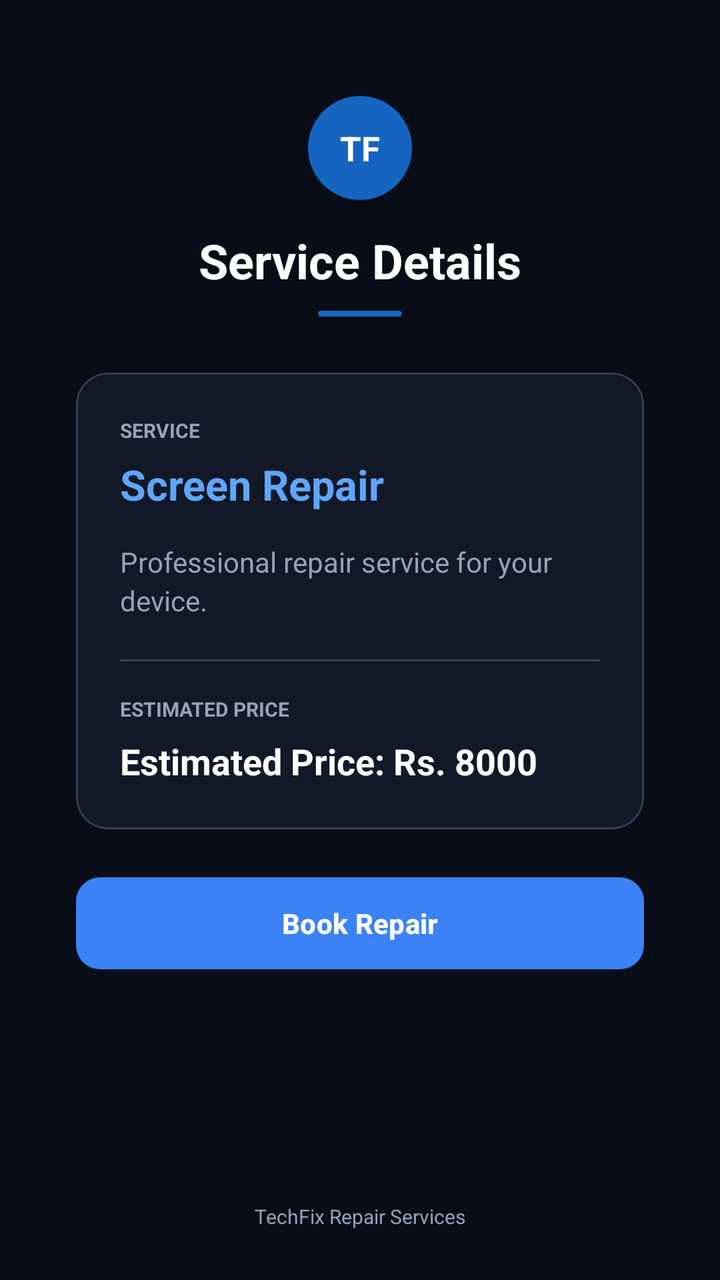
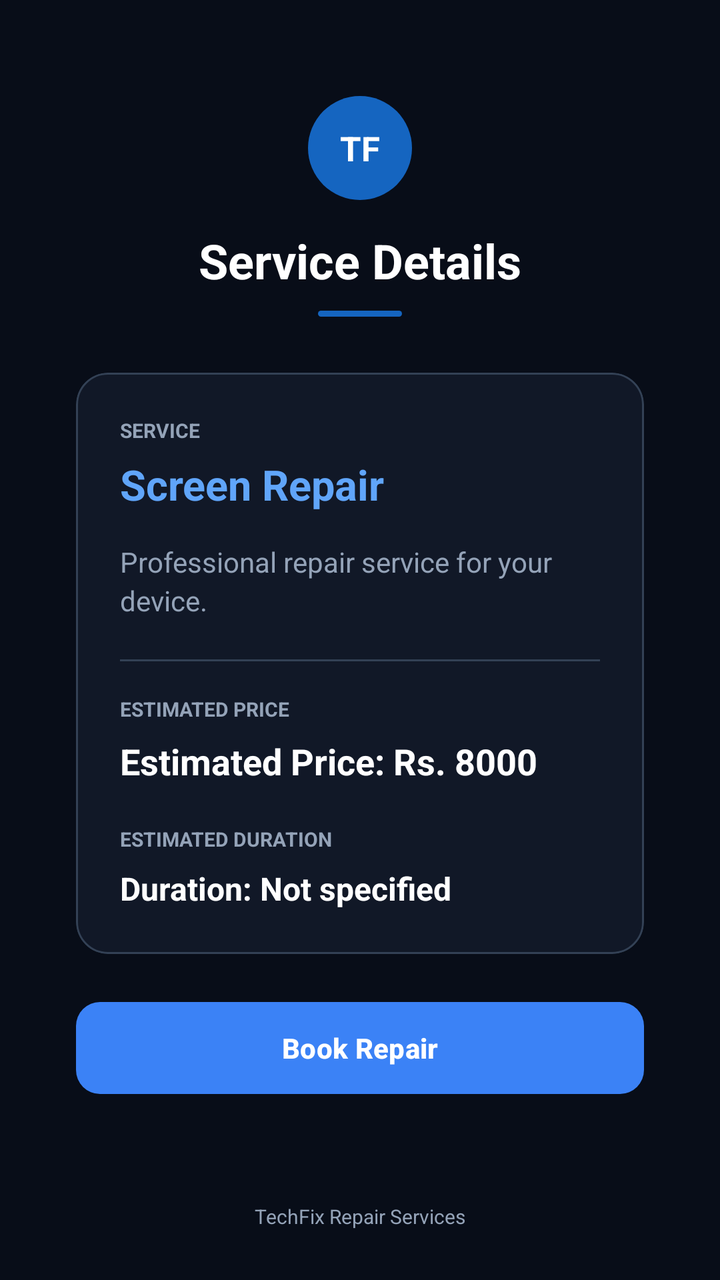

Screens rendered from an Android XML layout before and after an edit, with the pre-edit source and the edit as a unified diff.
<!-- AndroidManifest.xml: application theme Theme.TechFix -->
<!-- res/layout/activity_service_details.xml -->
﻿<?xml version="1.0" encoding="utf-8"?>

<androidx.constraintlayout.widget.ConstraintLayout
    xmlns:android="http://schemas.android.com/apk/res/android"
    xmlns:app="http://schemas.android.com/apk/res-auto"
    android:layout_width="match_parent"
    android:layout_height="match_parent"
    android:background="#080D18"
    android:paddingStart="28dp"
    android:paddingEnd="28dp">

    
    <TextView
        android:id="@+id/tvServiceLogo"
        android:layout_width="52dp"
        android:layout_height="52dp"
        android:layout_marginTop="48dp"
        android:background="@drawable/bg_icon_circle"
        android:gravity="center"
        android:text="TF"
        android:textColor="#FFFFFF"
        android:textSize="17sp"
        android:textStyle="bold"
        app:layout_constraintEnd_toEndOf="parent"
        app:layout_constraintStart_toStartOf="parent"
        app:layout_constraintTop_toTopOf="parent" />

    
    <TextView
        android:id="@+id/tvServiceDetailsTitle"
        android:layout_width="wrap_content"
        android:layout_height="wrap_content"
        android:layout_marginTop="14dp"
        android:text="Service Details"
        android:textColor="#FFFFFF"
        android:textSize="24sp"
        android:textStyle="bold"
        app:layout_constraintEnd_toEndOf="parent"
        app:layout_constraintStart_toStartOf="parent"
        app:layout_constraintTop_toBottomOf="@id/tvServiceLogo" />

    
    <View
        android:id="@+id/serviceDetailsLine"
        android:layout_width="42dp"
        android:layout_height="3dp"
        android:layout_marginTop="9dp"
        android:background="@drawable/bg_small_line"
        app:layout_constraintEnd_toEndOf="parent"
        app:layout_constraintStart_toStartOf="parent"
        app:layout_constraintTop_toBottomOf="@id/tvServiceDetailsTitle" />

    
    <com.google.android.material.card.MaterialCardView
        android:id="@+id/serviceDetailsCard"
        android:layout_width="0dp"
        android:layout_height="wrap_content"
        android:layout_marginStart="10dp"
        android:layout_marginTop="28dp"
        android:layout_marginEnd="10dp"
        app:cardBackgroundColor="#111827"
        app:cardCornerRadius="16dp"
        app:cardElevation="0dp"
        app:strokeColor="#334155"
        app:strokeWidth="1dp"
        app:layout_constraintEnd_toEndOf="parent"
        app:layout_constraintStart_toStartOf="parent"
        app:layout_constraintTop_toBottomOf="@id/serviceDetailsLine">

        <LinearLayout
            android:layout_width="match_parent"
            android:layout_height="wrap_content"
            android:orientation="vertical"
            android:padding="22dp">

            
            <TextView
                android:layout_width="wrap_content"
                android:layout_height="wrap_content"
                android:text="SERVICE"
                android:textColor="#94A3B8"
                android:textSize="10sp"
                android:textStyle="bold" />

            
            <TextView
                android:id="@+id/tvServiceName"
                android:layout_width="match_parent"
                android:layout_height="wrap_content"
                android:layout_marginTop="6dp"
                android:text="Screen Repair"
                android:textColor="#60A5FA"
                android:textSize="21sp"
                android:textStyle="bold" />

            
            <TextView
                android:id="@+id/tvServiceDescription"
                android:layout_width="match_parent"
                android:layout_height="wrap_content"
                android:layout_marginTop="15dp"
                android:lineSpacingExtra="3dp"
                android:text="Professional repair service for your device."
                android:textColor="#94A3B8"
                android:textSize="14sp" />

            
            <View
                android:layout_width="match_parent"
                android:layout_height="1dp"
                android:layout_marginTop="20dp"
                android:layout_marginBottom="17dp"
                android:background="#334155" />

            
            <TextView
                android:layout_width="wrap_content"
                android:layout_height="wrap_content"
                android:text="ESTIMATED PRICE"
                android:textColor="#94A3B8"
                android:textSize="10sp"
                android:textStyle="bold" />

            
            <TextView
                android:id="@+id/tvServicePrice"
                android:layout_width="match_parent"
                android:layout_height="wrap_content"
                android:layout_marginTop="7dp"
                android:text="Estimated Price: Rs. 8000"
                android:textColor="#FFFFFF"
                android:textSize="18sp"
                android:textStyle="bold" />

        </LinearLayout>

    </com.google.android.material.card.MaterialCardView>

    
    <com.google.android.material.button.MaterialButton
        android:id="@+id/btnBookRepair"
        android:layout_width="0dp"
        android:layout_height="54dp"
        android:layout_marginStart="10dp"
        android:layout_marginTop="20dp"
        android:layout_marginEnd="10dp"
        android:text="Book Repair"
        android:textAllCaps="false"
        android:textColor="#FFFFFF"
        android:textSize="14sp"
        android:textStyle="bold"
        app:backgroundTint="#3B82F6"
        app:cornerRadius="12dp"
        app:layout_constraintEnd_toEndOf="parent"
        app:layout_constraintStart_toStartOf="parent"
        app:layout_constraintTop_toBottomOf="@id/serviceDetailsCard" />

    
    <TextView
        android:id="@+id/tvServiceDetailsFooter"
        android:layout_width="wrap_content"
        android:layout_height="wrap_content"
        android:layout_marginBottom="25dp"
        android:text="TechFix Repair Services"
        android:textColor="#94A3B8"
        android:textSize="10sp"
        app:layout_constraintBottom_toBottomOf="parent"
        app:layout_constraintEnd_toEndOf="parent"
        app:layout_constraintStart_toStartOf="parent" />

</androidx.constraintlayout.widget.ConstraintLayout>
<!-- resources referenced by this layout -->
<resources>
  <!-- drawable bg_icon_circle (drawable) -->
  <?xml version="1.0" encoding="utf-8"?>
  <shape xmlns:android="http://schemas.android.com/apk/res/android"
      android:shape="oval">
  
      <solid android:color="#1565C0" />
  
  </shape>
  <!-- drawable bg_small_line (drawable) -->
  <?xml version="1.0" encoding="utf-8"?>
  <shape xmlns:android="http://schemas.android.com/apk/res/android"
      android:shape="rectangle">
  
      <corners android:radius="10dp" />
      <solid android:color="#1565C0" />
  
  </shape>
  <style name="Theme.TechFix" parent="Base.Theme.TechFix" />
  <style name="Base.Theme.TechFix" parent="Theme.Material3.DayNight.NoActionBar">
          
          
      </style>
</resources>

<!-- the commit's change to res/layout/activity_service_details.xml (unified diff, before → after) -->
@@ -132,6 +132,27 @@
                 android:textSize="18sp"
                 android:textStyle="bold" />
 
+            
+            <TextView
+                android:layout_width="wrap_content"
+                android:layout_height="wrap_content"
+                android:layout_marginTop="20dp"
+                android:text="ESTIMATED DURATION"
+                android:textColor="#94A3B8"
+                android:textSize="10sp"
+                android:textStyle="bold" />
+
+            
+            <TextView
+                android:id="@+id/tvServiceDuration"
+                android:layout_width="match_parent"
+                android:layout_height="wrap_content"
+                android:layout_marginTop="7dp"
+                android:text="Duration: Not specified"
+                android:textColor="#FFFFFF"
+                android:textSize="16sp"
+                android:textStyle="bold" />
+
         </LinearLayout>
 
     </com.google.android.material.card.MaterialCardView>
